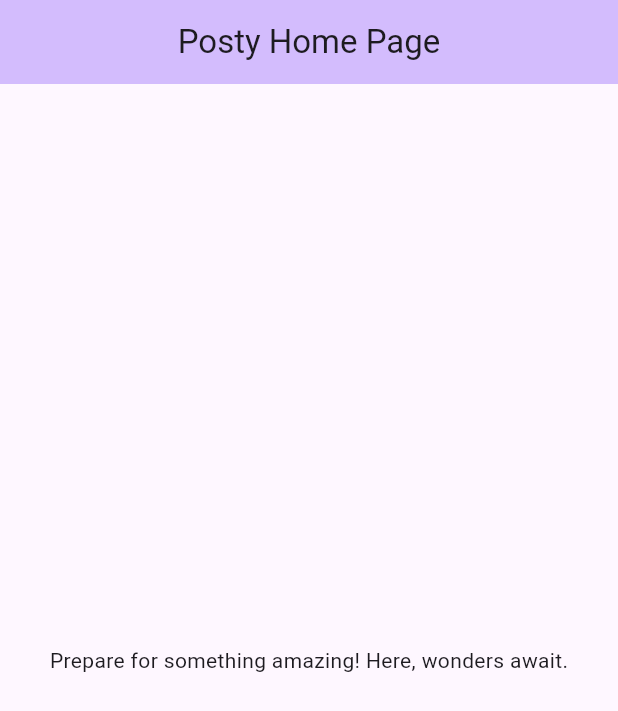
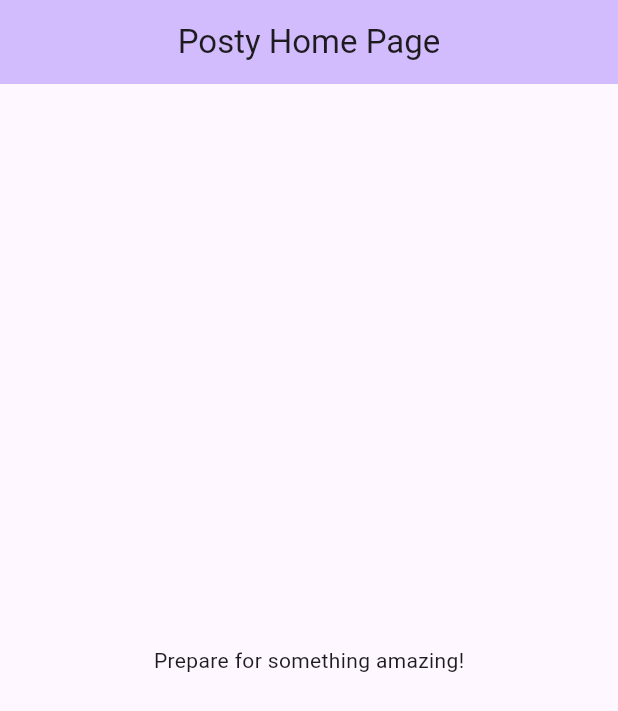
Before and after one commit to izp-ms/mobile, a Flutter app: the screen it shows after launch, on a phone screen of 412 x 824 dp. Shown: the top 711 px of the screen. Run offline on Flutter 3.47's test engine with Material 2 defaults, Android fonts, the light colour scheme and no system bars.

Commit message:
Change placeholder text

```diff
--- a/lib/main.dart
+++ b/lib/main.dart
@@ -40,7 +40,7 @@ class _MyHomePageState extends State<MyHomePage> {
       ),
       body: const Center(
         child: Text(
-          "Prepare for something amazing! Here, wonders await.",
+          "Prepare for something amazing!",
         ),
       ),
     );
```
